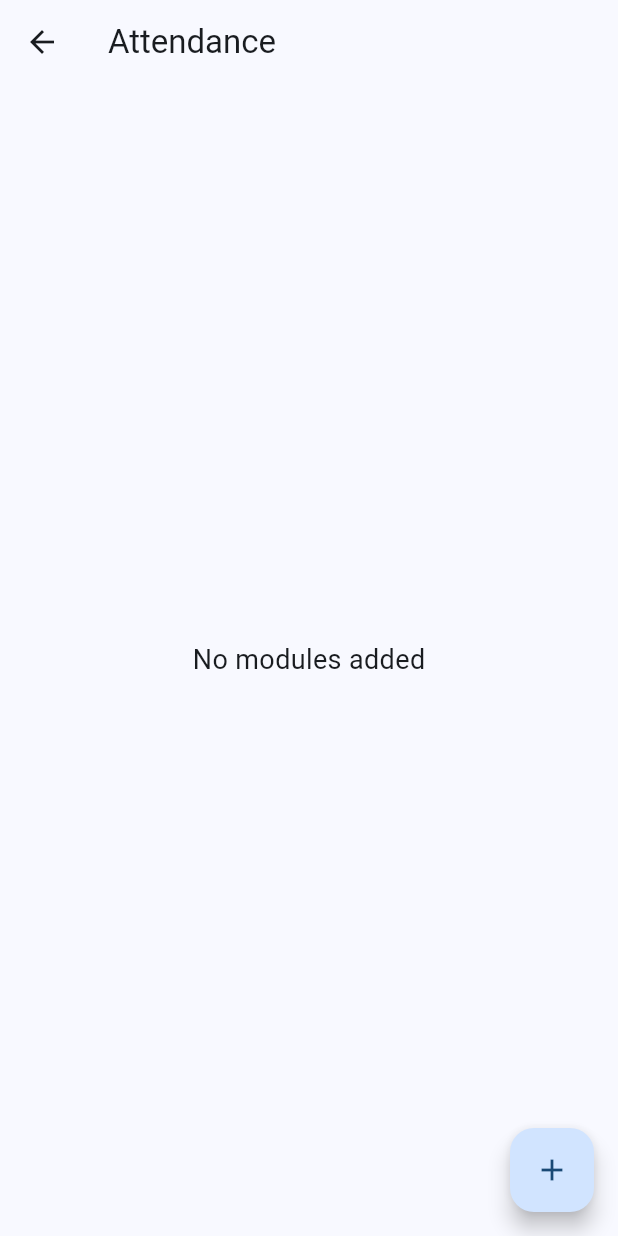
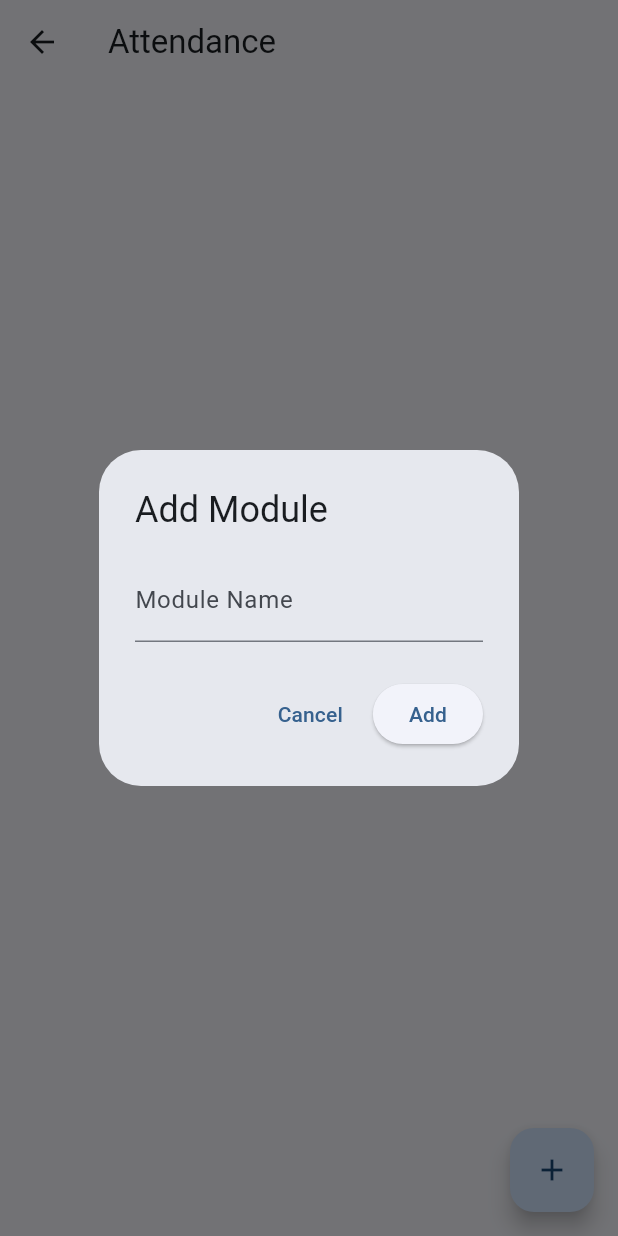
Before and after one commit to Shanilka-Yapa/Acadex, a Flutter app: the AttendancePage screen opened directly, after a tap on the "add" icon, on a phone screen of 412 x 824 dp. Run offline on Flutter 3.47's test engine with Material 3 defaults, Android fonts, the light colour scheme and no system bars; our stand-ins replace hive_ce, hive_ce_flutter; accounts and stored records are empty.

Commit message:
feat: implement attendance module management

```diff
--- a/acadex/lib/attendance/attendance_page.dart
+++ b/acadex/lib/attendance/attendance_page.dart
@@ -1,19 +1,90 @@
 import 'package:flutter/material.dart';
+import 'package:hive_ce_flutter/hive_flutter.dart';
 
-class AttendancePage extends StatelessWidget {
+import 'attendance_module_model.dart';
+
+class AttendancePage extends StatefulWidget {
   const AttendancePage({super.key});
 
   @override
+  State<AttendancePage> createState() => _AttendancePageState();
+}
+
+class _AttendancePageState extends State<AttendancePage> {
+  final moduleController = TextEditingController();
+
+  void addModule() {
+    showDialog(
+      context: context,
+      builder: (context) {
+        return AlertDialog(
+          title: const Text("Add Module"),
+          content: TextField(
+            controller: moduleController,
+            decoration: const InputDecoration(labelText: "Module Name"),
+          ),
+          actions: [
+            TextButton(
+              onPressed: () {
+                Navigator.pop(context);
+              },
+              child: const Text("Cancel"),
+            ),
+
+            ElevatedButton(
+              onPressed: () async {
+                final name = moduleController.text.trim();
+
+                if (name.isEmpty) return;
+
+                final box = Hive.box<AttendanceModule>('attendance');
+
+                await box.add(AttendanceModule(moduleName: name));
+
+                moduleController.clear();
+
+                if (!mounted) return;
+
+                Navigator.pop(context);
+                setState(() {});
+              },
+              child: const Text("Add"),
+            ),
+          ],
+        );
+      },
+    );
+  }
+
+  @override
   Widget build(BuildContext context) {
+    final box = Hive.box<AttendanceModule>('attendance');
+
     return Scaffold(
       appBar: AppBar(title: const Text("Attendance")),
+
       floatingActionButton: FloatingActionButton(
-        onPressed: () {},
+        onPressed: addModule,
         child: const Icon(Icons.add),
       ),
-      body: const Center(
-        child: Text("No modules added", style: TextStyle(fontSize: 18)),
-      ),
+
+      body: box.isEmpty
+          ? const Center(child: Text("No modules added"))
+          : ListView.builder(
+              padding: const EdgeInsets.all(16),
+              itemCount: box.length,
+              itemBuilder: (context, index) {
+                final module = box.getAt(index)!;
+
+                return Card(
+                  child: ListTile(
+                    title: Text(module.moduleName),
+                    subtitle: const Text("Attendance: 0%"),
+                    trailing: const Icon(Icons.arrow_forward_ios),
+                  ),
+                );
+              },
+            ),
     );
   }
 }
--- a/acadex/lib/database/database.dart
+++ b/acadex/lib/database/database.dart
@@ -11,6 +11,6 @@ class DatabaseService {
     Hive.registerAdapter(AttendanceModuleAdapter());
 
     await Hive.openBox<Profile>('profile');
-    await Hive.openBox<AttendanceModule>('attendance_modules');
+    await Hive.openBox<AttendanceModule>('attendance');
   }
 }
```
